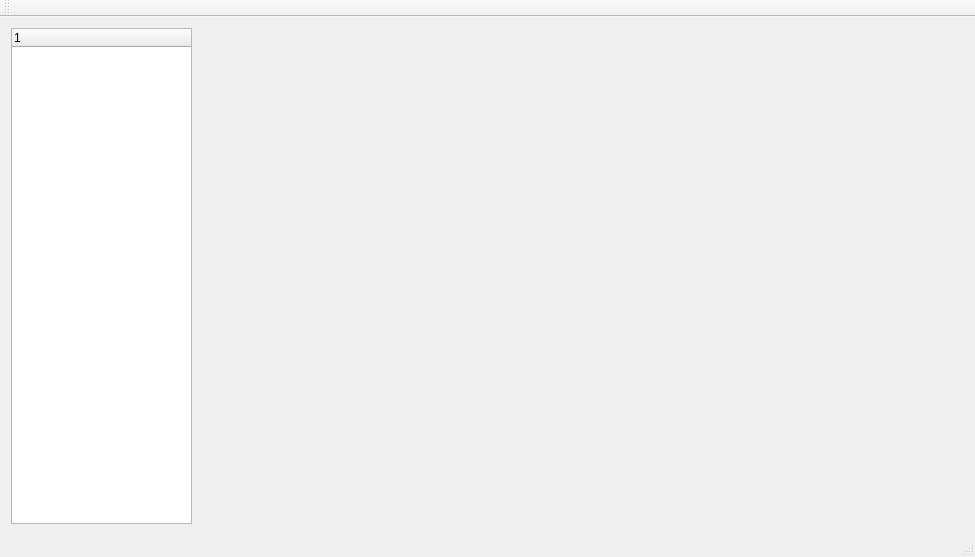
oPiZiL/RoboDesk, file mainwindow.ui: the form before one commit.
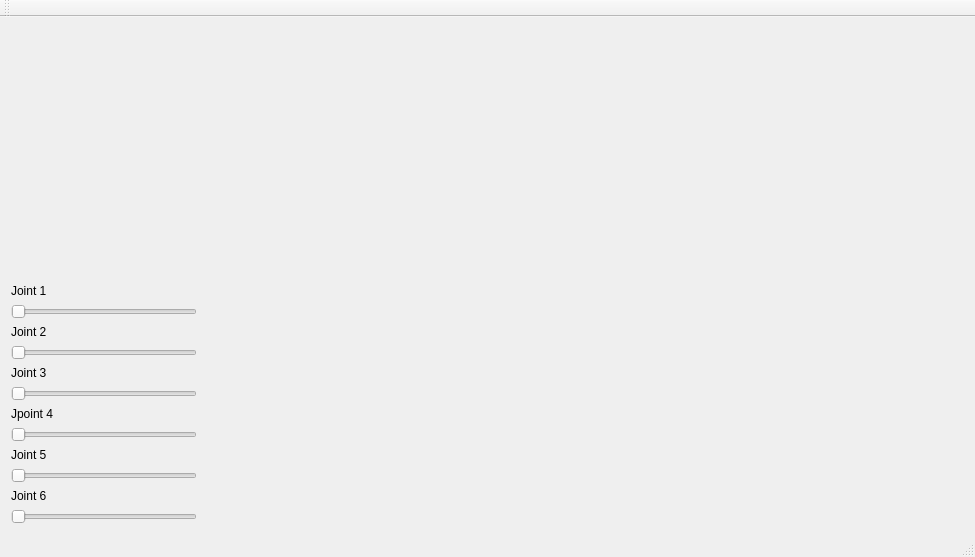
The form after the commit.

Commit message: menu class seperated

The edit to the form file:
```diff
--- a/mainwindow.ui
+++ b/mainwindow.ui
@@ -14,27 +14,107 @@
    <string>MainWindow</string>
   </property>
   <widget class="QWidget" name="centralWidget">
-   <layout class="QHBoxLayout" name="horizontalLayout">
+   <layout class="QHBoxLayout" name="horizontalLayout" stretch="10,1,40">
     <item>
-     <widget class="QTreeWidget" name="treeWidget">
-      <property name="sizePolicy">
-       <sizepolicy hsizetype="Expanding" vsizetype="Expanding">
-        <horstretch>1</horstretch>
-        <verstretch>3</verstretch>
-       </sizepolicy>
-      </property>
-      <property name="baseSize">
-       <size>
-        <width>100</width>
-        <height>300</height>
-       </size>
-      </property>
-      <column>
-       <property name="text">
-        <string notr="true">1</string>
-       </property>
-      </column>
-     </widget>
+     <layout class="QVBoxLayout" name="verticalLayout">
+      <item>
+       <spacer name="verticalSpacer">
+        <property name="orientation">
+         <enum>Qt::Vertical</enum>
+        </property>
+        <property name="sizeHint" stdset="0">
+         <size>
+          <width>20</width>
+          <height>40</height>
+         </size>
+        </property>
+       </spacer>
+      </item>
+      <item>
+       <widget class="QLabel" name="label_6">
+        <property name="text">
+         <string>Joint 1</string>
+        </property>
+       </widget>
+      </item>
+      <item>
+       <widget class="QSlider" name="horizontalSlider_6">
+        <property name="orientation">
+         <enum>Qt::Horizontal</enum>
+        </property>
+       </widget>
+      </item>
+      <item>
+       <widget class="QLabel" name="label_5">
+        <property name="text">
+         <string>Joint 2</string>
+        </property>
+       </widget>
+      </item>
+      <item>
+       <widget class="QSlider" name="horizontalSlider_5">
+        <property name="orientation">
+         <enum>Qt::Horizontal</enum>
+        </property>
+       </widget>
+      </item>
+      <item>
+       <widget class="QLabel" name="label_4">
+        <property name="text">
+         <string>Joint 3</string>
+        </property>
+       </widget>
+      </item>
+      <item>
+       <widget class="QSlider" name="horizontalSlider_4">
+        <property name="orientation">
+         <enum>Qt::Horizontal</enum>
+        </property>
+       </widget>
+      </item>
+      <item>
+       <widget class="QLabel" name="label_3">
+        <property name="text">
+         <string>Jpoint 4</string>
+        </property>
+       </widget>
+      </item>
+      <item>
+       <widget class="QSlider" name="horizontalSlider_3">
+        <property name="orientation">
+         <enum>Qt::Horizontal</enum>
+        </property>
+       </widget>
+      </item>
+      <item>
+       <widget class="QLabel" name="label_2">
+        <property name="text">
+         <string>Joint 5</string>
+        </property>
+       </widget>
+      </item>
+      <item>
+       <widget class="QSlider" name="horizontalSlider_2">
+        <property name="orientation">
+         <enum>Qt::Horizontal</enum>
+        </property>
+       </widget>
+      </item>
+      <item>
+       <widget class="QLabel" name="label">
+        <property name="text">
+         <string>Joint 6</string>
+        </property>
+       </widget>
+      </item>
+      <item>
+       <widget class="QSlider" name="horizontalSlider">
+        <property name="orientation">
+         <enum>Qt::Horizontal</enum>
+        </property>
+       </widget>
+      </item>
+     </layout>
     </item>
     <item>
      <spacer name="horizontalSpacer">
```
Left out of the diff: 2 changed lines with no effect on the pictures. The commit also changes 37 other files.
